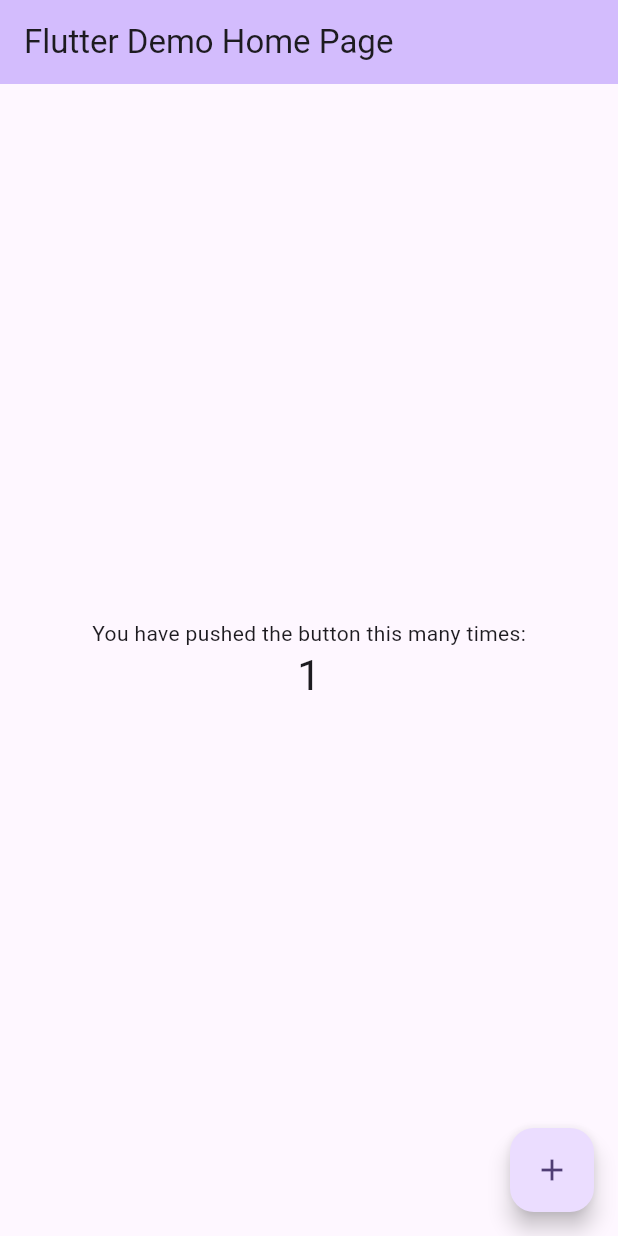
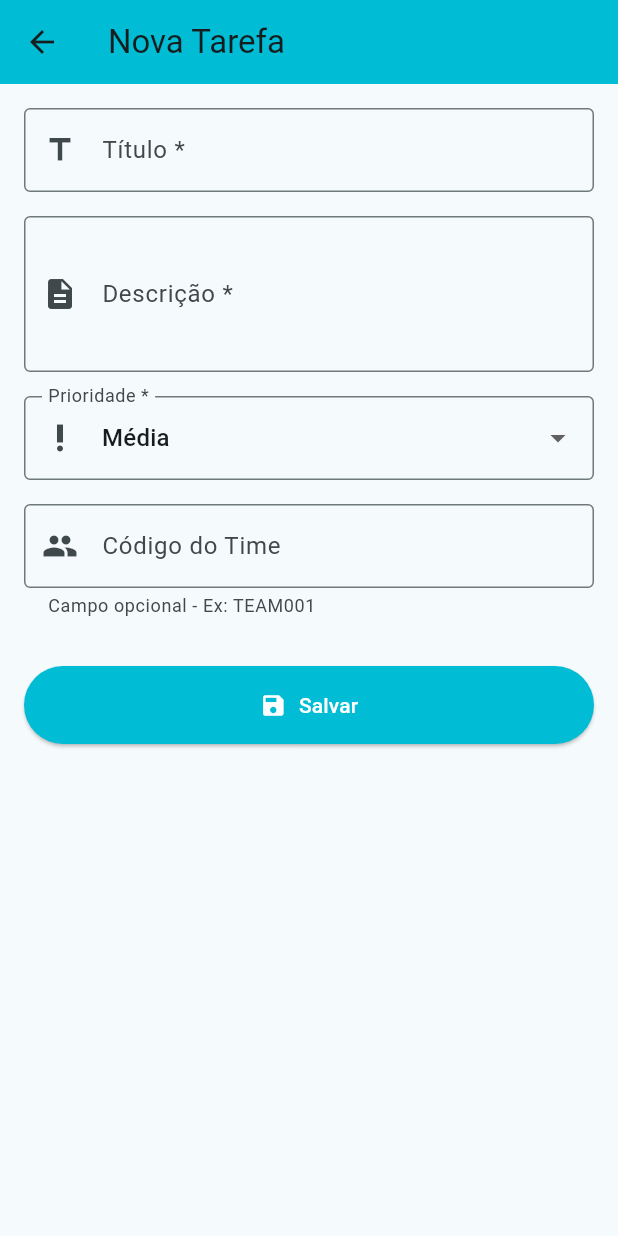
Before and after one commit to BuCraftGames/Gabriel-Pinson---202310405, a Flutter app: the screen it shows after launch, after a tap on the "add" icon, on a phone screen of 412 x 824 dp. Run offline on Flutter 3.47's test engine with Material 3 defaults, Android fonts, the phone set to English and light mode, and no system bars; our stand-ins replace sqflite; accounts and stored records are empty.

Commit message:
implementação do CRUD

```diff
--- a/lib/main.dart
+++ b/lib/main.dart
@@ -1,122 +1,47 @@
 import 'package:flutter/material.dart';
+import 'package:flutter_localizations/flutter_localizations.dart';
+import './database/database_helper.dart';
+import './screen/home_screen.dart';
 
-void main() {
+void main() async {
+  WidgetsFlutterBinding.ensureInitialized();
+
+  // Testar criação do banco
+  await DatabaseHelper.instance.testDatabase();
+
   runApp(const MyApp());
 }
 
 class MyApp extends StatelessWidget {
   const MyApp({super.key});
 
-  // This widget is the root of your application.
   @override
   Widget build(BuildContext context) {
     return MaterialApp(
-      title: 'Flutter Demo',
+      title: 'Mini Cadastro de Tarefas - RA 202310405',
+      debugShowCheckedModeBanner: false,
+
       theme: ThemeData(
-        // This is the theme of your application.
-        //
-        // TRY THIS: Try running your application with "flutter run". You'll see
-        // the application has a purple toolbar. Then, without quitting the app,
-        // try changing the seedColor in the colorScheme below to Colors.green
-        // and then invoke "hot reload" (save your changes or press the "hot
-        // reload" button in a Flutter-supported IDE, or press "r" if you used
-        // the command line to start the app).
-        //
-        // Notice that the counter didn't reset back to zero; the application
-        // state is not lost during the reload. To reset the state, use hot
-        // restart instead.
-        //
-        // This works for code too, not just values: Most code changes can be
-        // tested with just a hot reload.
-        colorScheme: ColorScheme.fromSeed(seedColor: Colors.deepPurple),
+        primarySwatch: Colors.cyan,
+        colorScheme: ColorScheme.fromSeed(
+          seedColor: Colors.cyan,
+          secondary: Colors.lightBlueAccent,
+        ),
+        useMaterial3: true,
       ),
-      home: const MyHomePage(title: 'Flutter Demo Home Page'),
+
+      localizationsDelegates: const [
+        GlobalMaterialLocalizations.delegate,
+        GlobalWidgetsLocalizations.delegate,
+        GlobalCupertinoLocalizations.delegate,
+      ],
+      supportedLocales: const [
+        Locale('pt', 'BR'),
+        Locale('en', 'US'),
+      ],
+      locale: const Locale('pt', 'BR'),
+
+      home: const HomeScreen(),
     );
   }
 }
-
-class MyHomePage extends StatefulWidget {
-  const MyHomePage({super.key, required this.title});
-
-  // This widget is the home page of your application. It is stateful, meaning
-  // that it has a State object (defined below) that contains fields that affect
-  // how it looks.
-
-  // This class is the configuration for the state. It holds the values (in this
-  // case the title) provided by the parent (in this case the App widget) and
-  // used by the build method of the State. Fields in a Widget subclass are
-  // always marked "final".
-
-  final String title;
-
-  @override
-  State<MyHomePage> createState() => _MyHomePageState();
-}
-
-class _MyHomePageState extends State<MyHomePage> {
-  int _counter = 0;
-
-  void _incrementCounter() {
-    setState(() {
-      // This call to setState tells the Flutter framework that something has
-      // changed in this State, which causes it to rerun the build method below
-      // so that the display can reflect the updated values. If we changed
-      // _counter without calling setState(), then the build method would not be
-      // called again, and so nothing would appear to happen.
-      _counter++;
-    });
-  }
-
-  @override
-  Widget build(BuildContext context) {
-    // This method is rerun every time setState is called, for instance as done
-    // by the _incrementCounter method above.
-    //
-    // The Flutter framework has been optimized to make rerunning build methods
-    // fast, so that you can just rebuild anything that needs updating rather
-    // than having to individually change instances of widgets.
-    return Scaffold(
-      appBar: AppBar(
-        // TRY THIS: Try changing the color here to a specific color (to
-        // Colors.amber, perhaps?) and trigger a hot reload to see the AppBar
-        // change color while the other colors stay the same.
-        backgroundColor: Theme.of(context).colorScheme.inversePrimary,
-        // Here we take the value from the MyHomePage object that was created by
-        // the App.build method, and use it to set our appbar title.
-        title: Text(widget.title),
-      ),
-      body: Center(
-        // Center is a layout widget. It takes a single child and positions it
-        // in the middle of the parent.
-        child: Column(
-          // Column is also a layout widget. It takes a list of children and
-          // arranges them vertically. By default, it sizes itself to fit its
-          // children horizontally, and tries to be as tall as its parent.
-          //
-          // Column has various properties to control how it sizes itself and
-          // how it positions its children. Here we use mainAxisAlignment to
-          // center the children vertically; the main axis here is the vertical
-          // axis because Columns are vertical (the cross axis would be
-          // horizontal).
-          //
-          // TRY THIS: Invoke "debug painting" (choose the "Toggle Debug Paint"
-          // action in the IDE, or press "p" in the console), to see the
-          // wireframe for each widget.
-          mainAxisAlignment: MainAxisAlignment.center,
-          children: <Widget>[
-            const Text('You have pushed the button this many times:'),
-            Text(
-              '$_counter',
-              style: Theme.of(context).textTheme.headlineMedium,
-            ),
-          ],
-        ),
-      ),
-      floatingActionButton: FloatingActionButton(
-        onPressed: _incrementCounter,
-        tooltip: 'Increment',
-        child: const Icon(Icons.add),
-      ), // This trailing comma makes auto-formatting nicer for build methods.
-    );
-  }
-}
--- /dev/null
+++ b/lib/screen/home_screen.dart
@@ -0,0 +1,303 @@
+import 'package:flutter/material.dart';
+import '../database/database_helper.dart';
+import '../models/tarefa.dart';
+import 'tarefa_form_screen.dart';
+import 'package:intl/intl.dart';
+
+class HomeScreen extends StatefulWidget {
+  const HomeScreen({super.key});
+
+  @override
+  State<HomeScreen> createState() => _HomeScreenState();
+}
+
+class _HomeScreenState extends State<HomeScreen> {
+  List<Tarefa> _tarefas = [];
+  bool _isLoading = true;
+
+  @override
+  void initState() {
+    super.initState();
+    _carregarTarefas();
+  }
+
+  Future<void> _carregarTarefas() async {
+    setState(() => _isLoading = true);
+
+    try {
+      final tarefas = await DatabaseHelper.instance.listarTarefas();
+      setState(() {
+        _tarefas = tarefas;
+        _isLoading = false;
+      });
+    } catch (e) {
+      print('Erro ao carregar tarefas: $e');
+      setState(() => _isLoading = false);
+    }
+  }
+
+  Future<void> _excluirTarefa(int id, String titulo) async {
+    final confirmar = await showDialog<bool>(
+      context: context,
+      builder: (context) => AlertDialog(
+        title: const Text('Confirmar exclusão'),
+        content: Text('Deseja realmente excluir a tarefa "$titulo"?'),
+        actions: [
+          TextButton(
+            onPressed: () => Navigator.pop(context, false),
+            child: const Text('Cancelar'),
+          ),
+          TextButton(
+            onPressed: () => Navigator.pop(context, true),
+            style: TextButton.styleFrom(foregroundColor: Colors.red),
+            child: const Text('Excluir'),
+          ),
+        ],
+      ),
+    );
+
+    if (confirmar == true) {
+      await DatabaseHelper.instance.excluirTarefa(id);
+      ScaffoldMessenger.of(context).showSnackBar(
+        const SnackBar(content: Text('Tarefa excluída com sucesso!')),
+      );
+      _carregarTarefas();
+    }
+  }
+
+  void _abrirFormulario([Tarefa? tarefa]) async {
+    final resultado = await Navigator.push(
+      context,
+      MaterialPageRoute(
+        builder: (context) => TarefaFormScreen(tarefa: tarefa),
+      ),
+    );
+
+    if (resultado == true) {
+      _carregarTarefas();
+    }
+  }
+
+  // Função auxiliar: normaliza prioridade (remove acentos e espaços)
+  String _normalizePrioridade(String? prioridade) {
+    if (prioridade == null) return 'outro';
+    var s = prioridade.toLowerCase().trim();
+    s = s.replaceAll('é', 'e').replaceAll('ê', 'e').replaceAll('á', 'a').replaceAll('ã', 'a');
+    if (s.contains('alta')) return 'alta';
+    if (s.contains('media') || s.contains('média')) return 'media';
+    if (s.contains('baixa')) return 'baixa';
+    return 'outro';
+  }
+
+  Color _getCorPrioridade(String? prioridade) {
+    final p = _normalizePrioridade(prioridade);
+    switch (p) {
+      case 'alta':
+        return Colors.red;
+      case 'media':
+        return Colors.orange;
+      case 'baixa':
+        return Colors.green;
+      default:
+        return Colors.grey;
+    }
+  }
+
+  DateTime _parseDateTime(String? value) {
+    if (value == null) return DateTime.now();
+    final iso = DateTime.tryParse(value);
+    if (iso != null) return iso;
+    try {
+      final millis = int.parse(value);
+      return DateTime.fromMillisecondsSinceEpoch(millis);
+    } catch (_) {
+      return DateTime.now();
+    }
+  }
+
+  @override
+  Widget build(BuildContext context) {
+    return Scaffold(
+      appBar: AppBar(
+        title: const Text('Tarefas Profissionais - RA 202310405'),
+        backgroundColor: Colors.cyan,
+      ),
+      body: _isLoading
+          ? const Center(child: CircularProgressIndicator())
+          : _tarefas.isEmpty
+              ? Center(
+                  child: Column(
+                    mainAxisAlignment: MainAxisAlignment.center,
+                    children: [
+                      Icon(Icons.task_alt, size: 100, color: Colors.grey.shade300),
+                      const SizedBox(height: 16),
+                      Text(
+                        'Nenhuma tarefa cadastrada',
+                        style: TextStyle(fontSize: 18, color: Colors.grey[600]),
+                      ),
+                      const SizedBox(height: 8),
+                      Text(
+                        'Toque no + para adicionar',
+                        style: TextStyle(fontSize: 14, color: Colors.grey[500]),
+                      ),
+                    ],
+                  ),
+                )
+              : Column(
+                  children: [
+                    // Resumo
+                    Container(
+                      padding: const EdgeInsets.all(16),
+                      decoration: BoxDecoration(
+                        gradient: LinearGradient(
+                          colors: [Colors.cyan.shade50, Colors.lightBlue.shade50],
+                        ),
+                      ),
+                      child: Row(
+                        mainAxisAlignment: MainAxisAlignment.spaceAround,
+                        children: [
+                          _buildContador('Total', _tarefas.length, Colors.cyan),
+                          _buildContador(
+                            'Alta',
+                            _tarefas.where((t) => _normalizePrioridade(t.prioridade) == 'alta').length,
+                            Colors.red,
+                          ),
+                          _buildContador(
+                            'Média',
+                            _tarefas.where((t) => _normalizePrioridade(t.prioridade) == 'media').length,
+                            Colors.orange,
+                          ),
+                          _buildContador(
+                            'Baixa',
+                            _tarefas.where((t) => t.prioridade.toLowerCase() == 'baixa').length,
+                            Colors.green,
+                          ),
+                        ],
+                      ),
+                    ),
+                    // Lista
+                    Expanded(
+                      child: ListView.builder(
+                        itemCount: _tarefas.length,
+                        padding: const EdgeInsets.all(8),
+                        itemBuilder: (context, index) {
+                          final tarefa = _tarefas[index];
+                          return _buildTarefaCard(tarefa);
+                        },
+                      ),
+                    ),
+                  ],
+                ),
+      floatingActionButton: FloatingActionButton(
+        onPressed: () => _abrirFormulario(),
+        backgroundColor: Colors.cyan,
+        child: const Icon(Icons.add),
+      ),
+    );
+  }
+
+  Widget _buildContador(String label, int valor, Color cor) {
+    return Column(
+      children: [
+        Text(
+          valor.toString(),
+          style: TextStyle(
+            fontSize: 24,
+            fontWeight: FontWeight.bold,
+            color: cor,
+          ),
+        ),
+        Text(
+          label,
+          style: TextStyle(fontSize: 12, color: Colors.grey[700]),
+        ),
+      ],
+    );
+  }
+
+  Widget _buildTarefaCard(Tarefa tarefa) {
+    final dateFormat = DateFormat('dd/MM/yyyy HH:mm');
+    final dataCriacao = _parseDateTime(tarefa.criadoEmString);
+
+    return Card(
+      margin: const EdgeInsets.symmetric(vertical: 4, horizontal: 8),
+      elevation: 2,
+      child: ListTile(
+        leading: CircleAvatar(
+          backgroundColor: _getCorPrioridade(tarefa.prioridade),
+          child: Text(
+            tarefa.prioridade[0].toUpperCase(),
+            style: const TextStyle(
+              color: Colors.white,
+              fontWeight: FontWeight.bold,
+            ),
+          ),
+        ),
+        title: Text(
+          tarefa.titulo,
+          style: const TextStyle(
+            fontWeight: FontWeight.bold,
+            fontSize: 16,
+          ),
+        ),
+        subtitle: Column(
+          crossAxisAlignment: CrossAxisAlignment.start,
+          children: [
+            const SizedBox(height: 4),
+            Text(
+              tarefa.descricao ?? '',
+              maxLines: 2,
+              overflow: TextOverflow.ellipsis,
+            ),
+            const SizedBox(height: 4),
+            Row(
+              children: [
+                Icon(Icons.calendar_today, size: 14, color: Colors.grey[600]),
+                const SizedBox(width: 4),
+                Text(
+                  dateFormat.format(dataCriacao),
+                  style: TextStyle(fontSize: 12, color: Colors.grey[600]),
+                ),
+              ],
+            ),
+            if (tarefa.codigoTime != null && tarefa.codigoTime!.isNotEmpty)
+              Row(
+                children: [
+                  Icon(Icons.group, size: 14, color: Colors.cyan[700]),
+                  const SizedBox(width: 4),
+                  Text(
+                    'Time: ${tarefa.codigoTime}',
+                    style: TextStyle(
+                      fontSize: 12,
+                      color: Colors.cyan[700],
+                      fontWeight: FontWeight.w500,
+                    ),
+                  ),
+                ],
+              ),
+          ],
+        ),
+        trailing: Row(
+          mainAxisSize: MainAxisSize.min,
+          children: [
+            IconButton(
+              icon: const Icon(Icons.edit),
+              color: Colors.cyan,
+              onPressed: () => _abrirFormulario(tarefa),
+            ),
+            IconButton(
+              icon: const Icon(Icons.delete),
+              color: Colors.red,
+              onPressed: () {
+                if (tarefa.id != null) {
+                  _excluirTarefa(tarefa.id!, tarefa.titulo ?? '');
+                }
+              },
+            ),
+          ],
+        ),
+        isThreeLine: true,
+      ),
+    ); // final
+  }
+}
--- /dev/null
+++ b/lib/screen/tarefa_form_screen.dart
@@ -0,0 +1,184 @@
+import 'package:flutter/material.dart';
+import '../database/database_helper.dart';
+import '../models/tarefa.dart';
+import 'package:intl/intl.dart';
+
+class TarefaFormScreen extends StatefulWidget {
+  final Tarefa? tarefa;
+
+  const TarefaFormScreen({super.key, this.tarefa});
+
+  @override
+  State<TarefaFormScreen> createState() => _TarefaFormScreenState();
+}
+
+class _TarefaFormScreenState extends State<TarefaFormScreen> {
+  final _formKey = GlobalKey<FormState>();
+
+  late TextEditingController _tituloController;
+  late TextEditingController _descricaoController;
+  late TextEditingController _codigoTimeController;
+
+  String _prioridade = 'Média';
+
+  bool get _isEdicao => widget.tarefa != null;
+
+  @override
+  void initState() {
+    super.initState();
+
+    if (_isEdicao) {
+      final t = widget.tarefa!;
+      _tituloController = TextEditingController(text: t.titulo);
+      _descricaoController = TextEditingController(text: t.descricao);
+      _codigoTimeController = TextEditingController(text: t.codigoTime ?? '');
+      _prioridade = t.prioridade;
+    } else {
+      _tituloController = TextEditingController();
+      _descricaoController = TextEditingController();
+      _codigoTimeController = TextEditingController();
+    }
+  }
+
+  @override
+  void dispose() {
+    _tituloController.dispose();
+    _descricaoController.dispose();
+    _codigoTimeController.dispose();
+    super.dispose();
+  }
+
+  Future<void> _salvar() async {
+    if (!_formKey.currentState!.validate()) return;
+
+    try {
+      final tarefa = Tarefa(
+        id: _isEdicao ? widget.tarefa!.id : null,
+        titulo: _tituloController.text.trim(),
+        descricao: _descricaoController.text.trim(),
+        prioridade: _prioridade,
+        codigoTime: _codigoTimeController.text.trim().isEmpty
+            ? null
+            : _codigoTimeController.text.trim(),
+        criadoEm: _isEdicao ? widget.tarefa!.criadoEm : DateTime.now(),
+      );
+
+      if (_isEdicao) {
+        await DatabaseHelper.instance.atualizarTarefa(tarefa);
+        if (mounted) {
+          ScaffoldMessenger.of(context).showSnackBar(
+            const SnackBar(content: Text('Tarefa atualizada com sucesso!')),
+          );
+        }
+      } else {
+        await DatabaseHelper.instance.inserirTarefa(tarefa);
+        if (mounted) {
+          ScaffoldMessenger.of(context).showSnackBar(
+            const SnackBar(content: Text('Tarefa criada com sucesso!')),
+          );
+        }
+      }
+
+      if (mounted) {
+        Navigator.pop(context, true);
+      }
+    } catch (e) {
+      if (mounted) {
+        ScaffoldMessenger.of(context).showSnackBar(
+          SnackBar(content: Text('Erro ao salvar: $e')),
+        );
+      }
+    }
+  }
+
+  @override
+  Widget build(BuildContext context) {
+    return Scaffold(
+      appBar: AppBar(
+        title: Text(_isEdicao ? 'Editar Tarefa' : 'Nova Tarefa'),
+        backgroundColor: Colors.cyan,
+      ),
+      body: Form(
+        key: _formKey,
+        child: ListView(
+          padding: const EdgeInsets.all(16),
+          children: [
+            // Título
+            TextFormField(
+              controller: _tituloController,
+              decoration: const InputDecoration(
+                labelText: 'Título *',
+                border: OutlineInputBorder(),
+                prefixIcon: Icon(Icons.title),
+              ),
+              validator: (value) {
+                if (value == null || value.trim().isEmpty) {
+                  return 'Campo obrigatório';
+                }
+                return null;
+              },
+            ),
+            const SizedBox(height: 16),
+
+            // Descrição
+            TextFormField(
+              controller: _descricaoController,
+              decoration: const InputDecoration(
+                labelText: 'Descrição *',
+                border: OutlineInputBorder(),
+                prefixIcon: Icon(Icons.description),
+              ),
+              maxLines: 3,
+              validator: (value) {
+                if (value == null || value.trim().isEmpty) {
+                  return 'Campo obrigatório';
+                }
+                return null;
+              },
+            ),
+            const SizedBox(height: 16),
+
+            // Prioridade
+            DropdownButtonFormField<String>(
+              value: _prioridade,
+              decoration: const InputDecoration(
+                labelText: 'Prioridade *',
+                border: OutlineInputBorder(),
+                prefixIcon: Icon(Icons.priority_high),
+              ),
+              items: ['Baixa', 'Média', 'Alta']
+                  .map((p) => DropdownMenuItem(value: p, child: Text(p)))
+                  .toList(),
+              onChanged: (value) => setState(() => _prioridade = value!),
+            ),
+            const SizedBox(height: 16),
+
+            // Campo Extra Personalizado - Código Time
+            TextFormField(
+              controller: _codigoTimeController,
+              decoration: const InputDecoration(
+                labelText: 'Código do Time',
+                border: OutlineInputBorder(),
+                prefixIcon: Icon(Icons.group),
+                helperText: 'Campo opcional - Ex: TEAM001',
+              ),
+            ),
+            const SizedBox(height: 32),
+
+            // Botão Salvar
+            ElevatedButton.icon(
+              onPressed: _salvar,
+              icon: const Icon(Icons.save),
+              label: Text(_isEdicao ? 'Atualizar' : 'Salvar'),
+              style: ElevatedButton.styleFrom(
+                padding: const EdgeInsets.all(16),
+                backgroundColor: Colors.cyan,
+                foregroundColor: Colors.white,
+              ),
+            ),
+          ],
+        ),
+      ),
+    );
+  }
+}
```
Also changed, not shown: pubspec.yaml (+10 -1 lines), pubspec.lock.
